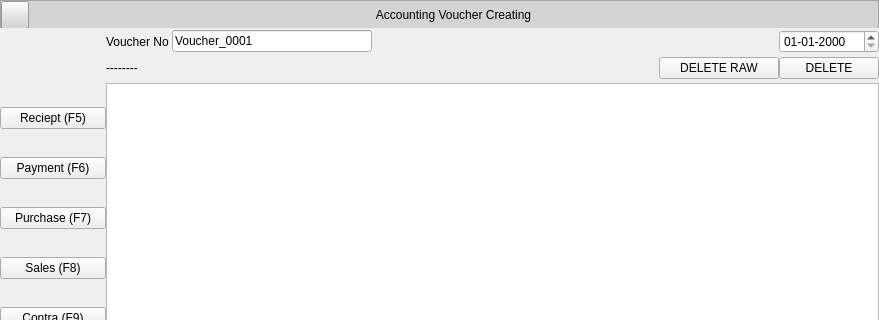
Above: Resources/Ui/CreateVoucher.ui from Darshitjivani/MBAS before the change; both pictures show x 0 to 879 and y 0 to 320 of the 879 by 724 pixel window. Below: the same form after it.
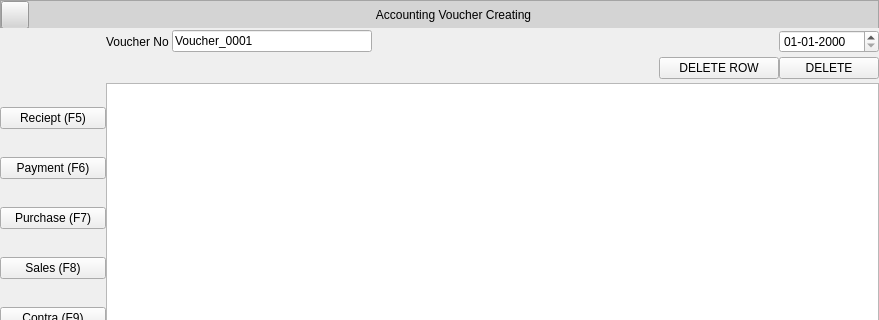
That is the form after the change. Icons and pictures are not drawn.

```diff
--- a/Resources/Ui/CreateVoucher.ui
+++ b/Resources/Ui/CreateVoucher.ui
@@ -388,7 +388,7 @@
           </size>
          </property>
          <property name="text">
-          <string>--------</string>
+          <string/>
          </property>
         </widget>
        </item>
@@ -550,7 +550,7 @@
        <item row="1" column="5">
         <widget class="QPushButton" name="pbDeleteRaw">
          <property name="text">
-          <string>DELETE RAW</string>
+          <string>DELETE ROW</string>
          </property>
         </widget>
        </item>
```
